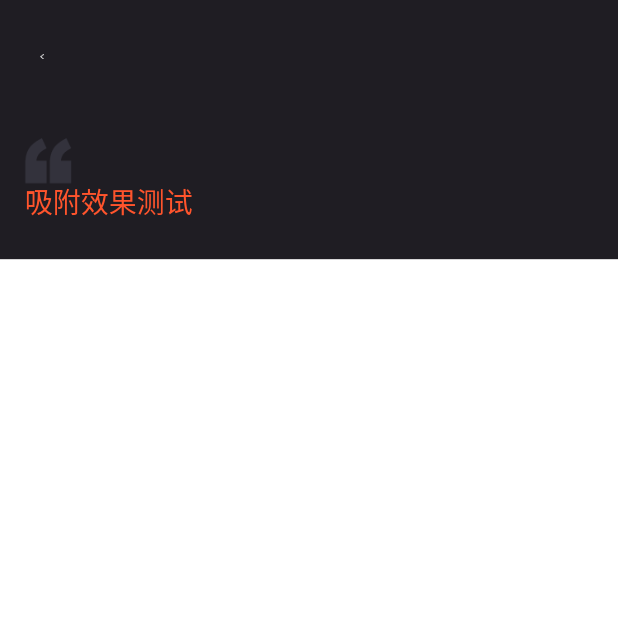
After one commit to wjy397/flutter_study, a Flutter app: the screen it shows after launch, after a tap on "顶部吸附", on a phone screen of 412 x 824 dp, the top half of it. The commit adds this screen. Run offline on Flutter 3.47's test engine with Material 2 defaults, Android fonts, the phone set to English and light mode, and no system bars; drawn by our look-alikes of oktoast; our stand-ins replace cached_network_image, fluro, flutter_screenutil; missing offline and left inert: common_utils, sp_util; statements that could not run were skipped.

```diff
--- a/lib/pages/home.dart
+++ b/lib/pages/home.dart
@@ -69,6 +69,13 @@ class _HomeState extends State<Home> {
                   NavigatorUtils.push(context, RootRouter.scale);
                 },
                 child: menuItem('刻度尺'),
+              ),
+              SizedBox(height: 20,),
+              GestureDetector(
+                onTap: (){
+                  NavigatorUtils.push(context, RootRouter.sliverHeader);
+                },
+                child: menuItem('顶部吸附'),
               )
             ],
           ),
--- /dev/null
+++ b/lib/pages/sliverHeader.dart
@@ -0,0 +1,75 @@
+import 'package:flutter/material.dart';
+import 'package:flutter_screenutil/screenutil.dart';
+import 'package:flutter_study/pages/widgets/sliver_custom_header_delegate.dart';
+
+class SliverHeaderDemo extends StatefulWidget {
+  SliverHeaderDemo({Key key}) : super(key: key);
+
+  @override
+  _SliverHeaderDemoState createState() {
+    return _SliverHeaderDemoState();
+  }
+}
+
+class _SliverHeaderDemoState extends State<SliverHeaderDemo> {
+  @override
+  void initState() {
+    super.initState();
+  }
+
+  @override
+  void dispose() {
+    super.dispose();
+  }
+
+  callback() async{
+    print("点击返回");
+  }
+
+  @override
+  Widget build(BuildContext context) {
+    // TODO: implement build
+    return Scaffold(
+        backgroundColor: Color(0xFF201E24),
+        body:NestedScrollView(
+          headerSliverBuilder: (BuildContext context, bool innerBoxIsScrolled) {
+            return <Widget>[
+              SliverPersistentHeader(
+                pinned: true,
+                delegate: SliverCustomHeaderDelegate(
+                    context: context,
+                    coverImgUrl: 'assets/images/sliver_bg.png',
+                    collapsedHeight: ScreenUtil().setHeight(90),
+                    expandedHeight: ScreenUtil().setHeight(280),
+                    title: '吸附效果测试',
+                    popCallBack:callback,
+                    paddingTop: 0),
+              )
+            ];
+          },
+          body: Container(
+            color: Colors.white,
+            child: SafeArea(
+              child: Stack(children: [
+                SingleChildScrollView(
+                    child: Column(
+                      children: [
+                        Container(
+                            color: Colors.white,
+                            child: Container(
+                              height: ScreenUtil().setWidth(1333),
+                              width: ScreenUtil().setWidth(750),
+                            )),
+                        SizedBox(
+                          height: 60,
+                        )
+                      ],
+                    )),
+
+              ]),
+            ),
+          ),
+        ),
+    );
+  }
+}
--- /dev/null
+++ b/lib/pages/widgets/sliver_custom_header_delegate.dart
@@ -0,0 +1,159 @@
+import 'package:flutter/cupertino.dart';
+import 'package:flutter/material.dart';
+import 'package:flutter_screenutil/screenutil.dart';
+
+class SliverCustomHeaderDelegate extends SliverPersistentHeaderDelegate {
+  final double collapsedHeight;
+  final double expandedHeight;
+  final double paddingTop;
+  final String coverImgUrl;
+  final String title;
+  final Function popCallBack;
+  BuildContext context;
+
+  SliverCustomHeaderDelegate({
+    this.context,
+    this.collapsedHeight,
+    this.expandedHeight,
+    this.paddingTop,
+    this.coverImgUrl,
+    this.title,
+    this.popCallBack
+  });
+
+  @override
+  double get minExtent =>
+      this.collapsedHeight +
+          this.paddingTop +
+          MediaQuery.of(context).padding.top;
+
+  @override
+  double get maxExtent => this.expandedHeight;
+
+  @override
+  bool shouldRebuild(SliverPersistentHeaderDelegate oldDelegate) {
+    return true;
+  }
+
+  Color makeStickyHeaderBgColor(shrinkOffset) {
+    final int alpha = (shrinkOffset / (this.maxExtent - this.minExtent) * 255)
+        .clamp(0, 255)
+        .toInt();
+    return Color.fromARGB(alpha, 255, 255, 255);
+  }
+
+  Color makeStickyHeaderTextColor(shrinkOffset, isIcon) {
+    if (shrinkOffset <= 50) {
+      return isIcon ? Colors.white : Colors.transparent;
+    } else {
+      final int alpha = (shrinkOffset / (this.maxExtent - this.minExtent) * 255)
+          .clamp(0, 255)
+          .toInt();
+      return Color.fromARGB(alpha, 0, 0, 0);
+    }
+  }
+
+  Color makeStickyHeaderTitleColor(shrinkOffset) {
+    //它代表当前头部的滚动偏移量
+    if (shrinkOffset > 50) {
+      return Colors.transparent;
+    } else {
+      return Color(0xFFFF542C);
+    }
+  }
+
+  @override
+  Widget build(
+      BuildContext context, double shrinkOffset, bool overlapsContent) {
+    return Container(
+      height: this.maxExtent,
+      width: MediaQuery.of(context).size.width,
+      child: Stack(
+        fit: StackFit.expand,
+        children: <Widget>[
+          // // 背景图
+          Container(child: Image.asset(this.coverImgUrl, fit: BoxFit.fill)),
+          // 收起头部
+          Positioned(
+            left: 0,
+            right: 0,
+            top: 0,
+            child: Container(
+              color: this.makeStickyHeaderBgColor(shrinkOffset), // 背景颜色
+              child:
+              // SafeArea(
+              //   bottom: false,
+              //   child:
+              Container(
+                height:
+                this.collapsedHeight + MediaQuery.of(context).padding.top,
+                padding: EdgeInsets.only(top: 20),
+                child: Row(
+                  mainAxisAlignment: MainAxisAlignment.spaceBetween,
+                  crossAxisAlignment: CrossAxisAlignment.center,
+                  children: <Widget>[
+                    IconButton(
+                      onPressed: () async{
+                        await popCallBack();
+                      },
+                      padding: const EdgeInsets.all(16.0),
+                      icon: Image.asset(
+                        'assets/images/ic_back.png',
+                        color:
+                        this.makeStickyHeaderTextColor(shrinkOffset, true),
+                      ),
+                    ),
+                    Container(
+                      width: ScreenUtil().setWidth(400),
+                      child: Text(
+                        this.title,
+                        maxLines: 1,
+                        overflow: TextOverflow.ellipsis,
+                        textAlign: TextAlign.center,
+                        style: TextStyle(
+                          fontSize: 20,
+                          fontWeight: FontWeight.w500,
+                          color: this.makeStickyHeaderTextColor(
+                              shrinkOffset, false), // 标题颜色
+                        ),
+                      ),
+                    ),
+                    AnimatedOpacity(
+                      opacity: 0,
+                      duration: Duration(microseconds: 200),
+                      child: IconButton(
+                        padding: const EdgeInsets.all(16.0),
+                        icon: Image.asset(
+                          'assets/images/ic_back.png',
+                          color: this
+                              .makeStickyHeaderTextColor(shrinkOffset, true),
+                        ),
+                      ),
+                    ),
+                  ],
+                ),
+              ),
+              // ),
+            ),
+          ),
+          Positioned(
+              bottom: ScreenUtil().setHeight(40),
+              left: ScreenUtil().setWidth(30),
+              child: Container(
+                width: ScreenUtil().setWidth(500),
+                child: Text(
+                  title,
+                  maxLines: 2,
+                  overflow: TextOverflow.ellipsis,
+                  style: TextStyle(
+                    fontSize: ScreenUtil().setSp(34),
+                    color: this.makeStickyHeaderTitleColor(
+                        shrinkOffset), // Color(0xFFFF542C)),
+                  ),
+                ),
+              ))
+        ],
+      ),
+    );
+  }
+}
--- a/lib/routes/demo/root_router.dart
+++ b/lib/routes/demo/root_router.dart
@@ -4,6 +4,7 @@ import 'package:fluro/fluro.dart';
 import 'package:flutter_study/pages/animation.dart';
 import 'package:flutter_study/pages/drawer.dart';
 import 'package:flutter_study/pages/scale.dart';
+import 'package:flutter_study/pages/sliverHeader.dart';
 import '../i_router.dart';
 
 
@@ -15,6 +16,8 @@ class RootRouter implements IRouterProvider{
 
   static String scale = '/scale';
 
+  static String sliverHeader = '/sliverHeader';
+
   @override
   void initRouter(Router router) {
     router.define(drawer,
@@ -23,6 +26,8 @@ class RootRouter implements IRouterProvider{
         handler: Handler(handlerFunc: (_, __) => AnimationDemo()));
     router.define(scale,
         handler: Handler(handlerFunc: (_, __) => ScaleDemo()));
+    router.define(sliverHeader,
+        handler: Handler(handlerFunc: (_, __) => SliverHeaderDemo()));
     // router.define(bodyDataPage, handler: Handler(
     //     handlerFunc: (BuildContext context, Map<String, List<String>> params) {
     //       String flag = params["flag"]?.first??'init';
```
Also changed, not shown: assets/images/ic_back.png (added), assets/images/sliver_bg.png (added), 1 other file.
